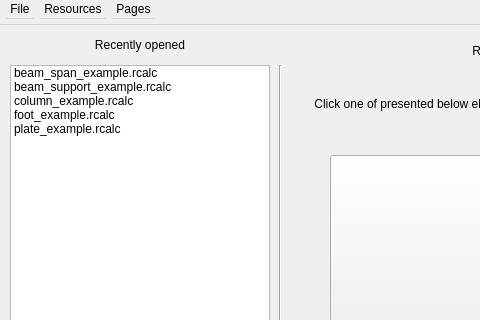
Old version of the form app/designer/ui.ui in the repository michalkowal66/reinfCalc; both pictures show x 0 to 480 and y 0 to 320 of the 800 by 600 pixel window.
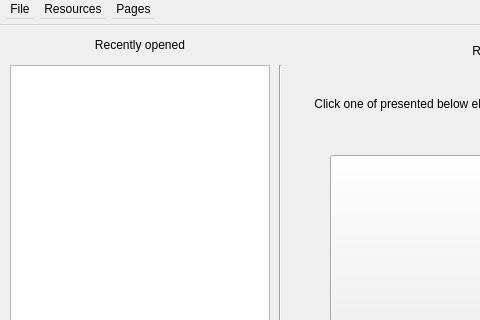
New version of the form. The open tabs and pages were chosen to show the change.

Commit message: Add recent files to list and file menu

The edit to the form file:
```diff
--- a/app/designer/ui.ui
+++ b/app/designer/ui.ui
@@ -241,31 +241,6 @@
         <height>520</height>
        </rect>
       </property>
-      <item>
-       <property name="text">
-        <string>beam_span_example.rcalc</string>
-       </property>
-      </item>
-      <item>
-       <property name="text">
-        <string>beam_support_example.rcalc</string>
-       </property>
-      </item>
-      <item>
-       <property name="text">
-        <string>column_example.rcalc</string>
-       </property>
-      </item>
-      <item>
-       <property name="text">
-        <string>foot_example.rcalc</string>
-       </property>
-      </item>
-      <item>
-       <property name="text">
-        <string>plate_example.rcalc</string>
-       </property>
-      </item>
      </widget>
      <widget class="QLabel" name="welcome_lbl">
       <property name="geometry">
```
Left out of the diff: 11 changed lines with no effect on the pictures. The commit also changes 2 other files.
